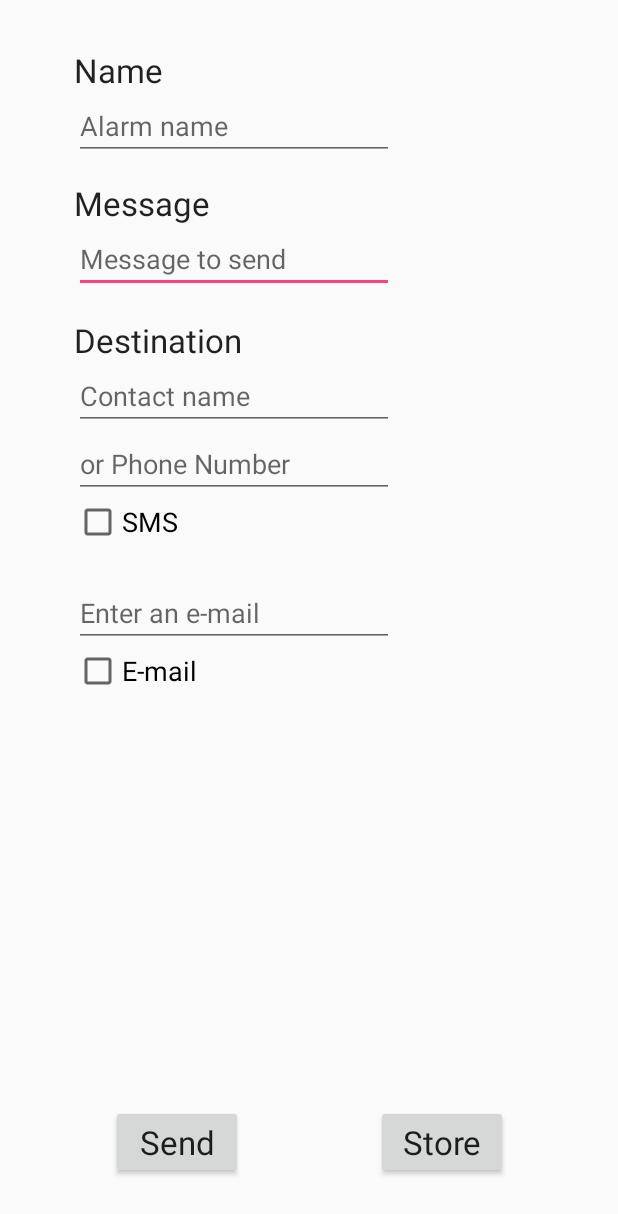
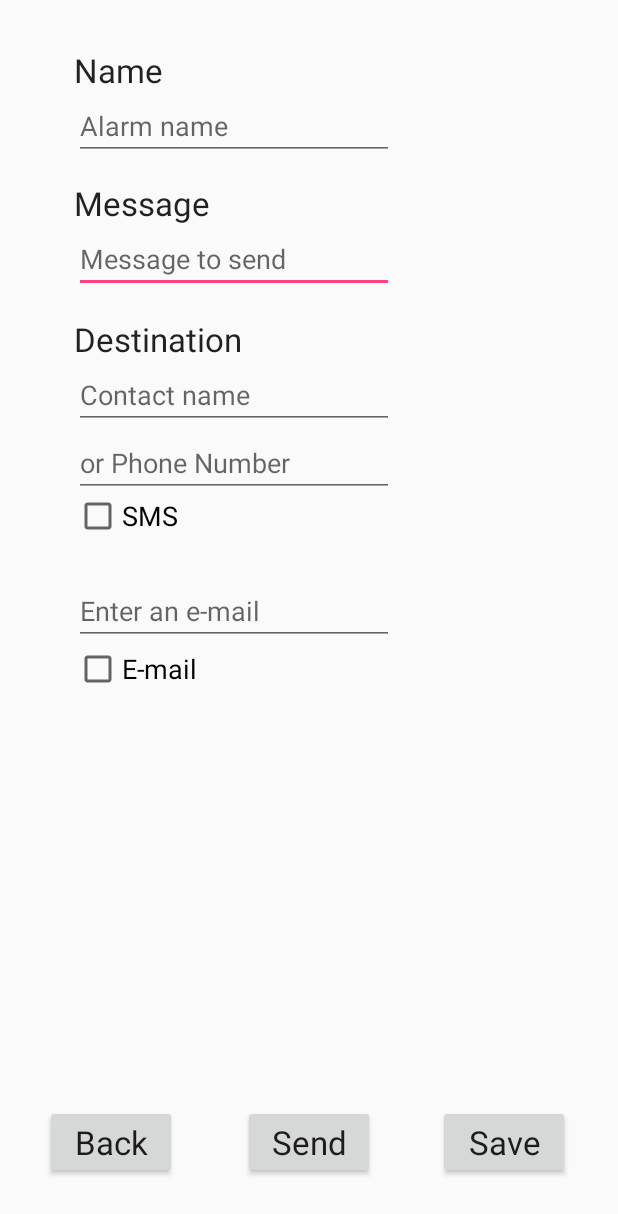
Before and after one commit to ricardojoserf/location-android-app, an Android app: the PantallaPrincipal screen opened directly, with no data from a screen before it, on a phone screen of 412 x 824 dp. Shown: the top 1214 px of the screen. Run offline under Robolectric (Android 15) with nearby library versions, the light colour scheme and no system bars; libraries missing offline, so code that uses them is left out: javax.mail; 2 statements that could not run were skipped.

```diff
--- a/app/build.gradle
+++ b/app/build.gradle
@@ -24,6 +24,7 @@ dependencies {
     androidTestCompile('com.android.support.test.espresso:espresso-core:2.2.2', {
         exclude group: 'com.android.support', module: 'support-annotations'
     })
+
     compile 'com.android.support:appcompat-v7:26.+'
     compile 'com.android.support.constraint:constraint-layout:1.0.2'
     testCompile 'junit:junit:4.12'
--- a/app/src/main/java/com/example/fry/salvavidapp/EjemploDB.java
+++ b/app/src/main/java/com/example/fry/salvavidapp/EjemploDB.java
@@ -88,6 +88,9 @@ public class EjemploDB extends SQLiteOpenHelper {
     }
 
 
+    /*
+        Delete element from DB
+     */
     public boolean eliminar(int id) {
         SQLiteDatabase db = this.getWritableDatabase();
         try{
@@ -96,7 +99,6 @@ public class EjemploDB extends SQLiteOpenHelper {
                     new String[] { String.valueOf (id ) });
             db.close();
             return true;
-
         }catch(Exception ex){
             return false;
         }
--- a/app/src/main/res/layout/activity_pantalla_principal.xml
+++ b/app/src/main/res/layout/activity_pantalla_principal.xml
@@ -87,25 +87,26 @@
         android:textAppearance="@style/TextAppearance.AppCompat.Medium"
         android:layout_marginStart="49dp"
         tools:layout_constraintTop_creator="1"
-        app:layout_constraintTop_toBottomOf="@+id/editText"
+        android:layout_marginTop="42dp"
         tools:layout_constraintLeft_creator="1"
         app:layout_constraintLeft_toLeftOf="parent"
+        app:layout_constraintTop_toTopOf="@+id/editText"
         android:layout_marginLeft="49dp" />
 
 
     <Button
-        android:id="@+id/button"
+        android:id="@+id/button3"
         android:layout_width="wrap_content"
         android:layout_height="wrap_content"
-        android:text="@string/send"
+        android:text="@string/back"
         android:textAppearance="@style/TextAppearance.AppCompat.Large"
-        android:layout_marginStart="74dp"
+        android:layout_marginStart="30dp"
         tools:layout_constraintBottom_creator="1"
         app:layout_constraintBottom_toBottomOf="parent"
         tools:layout_constraintLeft_creator="1"
         android:layout_marginBottom="38dp"
         app:layout_constraintLeft_toLeftOf="parent"
-        android:layout_marginLeft="74dp" />
+        android:layout_marginLeft="30dp" />
 
     <AutoCompleteTextView
         android:id="@+id/editText3"
@@ -118,7 +119,7 @@
         tools:layout_constraintTop_creator="1"
         tools:layout_constraintRight_creator="1"
         app:layout_constraintRight_toRightOf="@+id/editText"
-        android:layout_marginTop="46dp"
+        android:layout_marginTop="45dp"
         app:layout_constraintTop_toBottomOf="@+id/editText2"
         tools:layout_constraintLeft_creator="1"
         app:layout_constraintLeft_toLeftOf="@+id/editText" />
@@ -131,7 +132,7 @@
         android:hint="@string/enter_an_e_mail"
         android:inputType="textEmailAddress"
         tools:layout_constraintTop_creator="1"
-        android:layout_marginTop="54dp"
+        android:layout_marginTop="53dp"
         app:layout_constraintTop_toBottomOf="@+id/editText"
         tools:layout_constraintLeft_creator="1"
         app:layout_constraintLeft_toLeftOf="@+id/checkBox" />
@@ -140,15 +141,16 @@
         android:id="@+id/button2"
         android:layout_width="wrap_content"
         android:layout_height="wrap_content"
-        android:text="@string/store"
+        android:text="@string/save"
         android:textAppearance="@style/TextAppearance.AppCompat.Large"
-        android:layout_marginEnd="73dp"
+        android:layout_marginEnd="32dp"
+        tools:layout_editor_absoluteY="481dp"
+        tools:layout_editor_absoluteX="264dp"
         tools:layout_constraintRight_creator="1"
-        tools:layout_constraintBottom_creator="1"
-        app:layout_constraintBottom_toBottomOf="parent"
         app:layout_constraintRight_toRightOf="parent"
-        android:layout_marginBottom="38dp"
-        android:layout_marginRight="73dp" />
+        app:layout_constraintBaseline_toBaselineOf="@+id/button3"
+        tools:layout_constraintBaseline_creator="1"
+        android:layout_marginRight="32dp" />
 
     <TextView
         android:id="@+id/textView3"
@@ -176,4 +178,28 @@
         tools:layout_constraintLeft_creator="1"
         app:layout_constraintLeft_toLeftOf="@+id/editText2" />
 
+
+
+    <Button
+        android:id="@+id/button"
+        android:layout_width="wrap_content"
+        android:layout_height="wrap_content"
+        android:text="@string/send"
+        android:textAppearance="@style/TextAppearance.AppCompat.Large"
+        app:layout_constraintLeft_toLeftOf="parent"
+        app:layout_constraintRight_toRightOf="parent"
+        tools:layout_constraintRight_creator="1"
+        tools:layout_constraintBottom_creator="1"
+        app:layout_constraintBottom_toBottomOf="parent"
+        tools:layout_constraintLeft_creator="1"
+        android:layout_marginBottom="38dp" />
+
+
+    <!--    <android.support.design.widget.FloatingActionButton
+            android:id="@+id/fab"
+            android:layout_width="wrap_content"
+            android:layout_height="wrap_content"
+            android:layout_gravity="bottom|end"
+            android:src="@drawable/agregar" /> -->
+
 </android.support.constraint.ConstraintLayout>
--- /dev/null
+++ b/app/src/main/res/values/ids.xml
@@ -0,0 +1,4 @@
+<?xml version="1.0" encoding="utf-8"?>
+<resources>
+    <item name="listalarms" type="id">listalarms</item>
+</resources>
--- a/app/src/main/res/values/strings.xml
+++ b/app/src/main/res/values/strings.xml
@@ -15,4 +15,8 @@
     <string name="name">Name</string>
     <string name="store">Store</string>
     <string name="enter_an_e_mail">Enter an e-mail</string>
+    <string name="crear">Crear</string>
+    <string name="borrar">Borrar</string>
+    <string name="back">Back</string>
+    <string name="save">Save</string>
 </resources>
```
Also changed, not shown: app/src/main/java/com/example/fry/salvavidapp/MainActivity.java (+60 -18 lines), app/src/main/java/com/example/fry/salvavidapp/PantallaPrincipal.java (+49 -31 lines), app/src/main/res/layout/lista.xml (+46 -5 lines), app/src/main/agregar-web.png (added), app/src/main/res/drawable/agregar.png (added), app/src/main/res/mipmap-hdpi/agregar.png (added), app/src/main/res/mipmap-mdpi/agregar.png (added), app/src/main/res/mipmap-xhdpi/agregar.png (added), app/src/main/res/mipmap-xxhdpi/agregar.png (added), app/src/main/res/mipmap-xxxhdpi/agregar.png (added).
